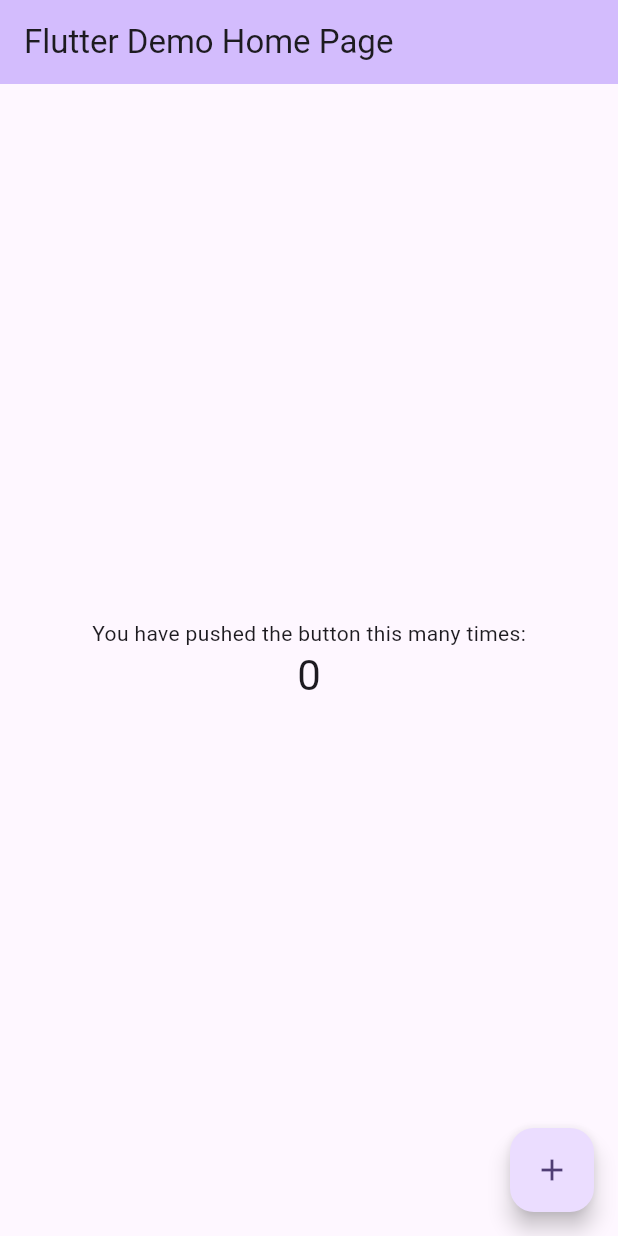
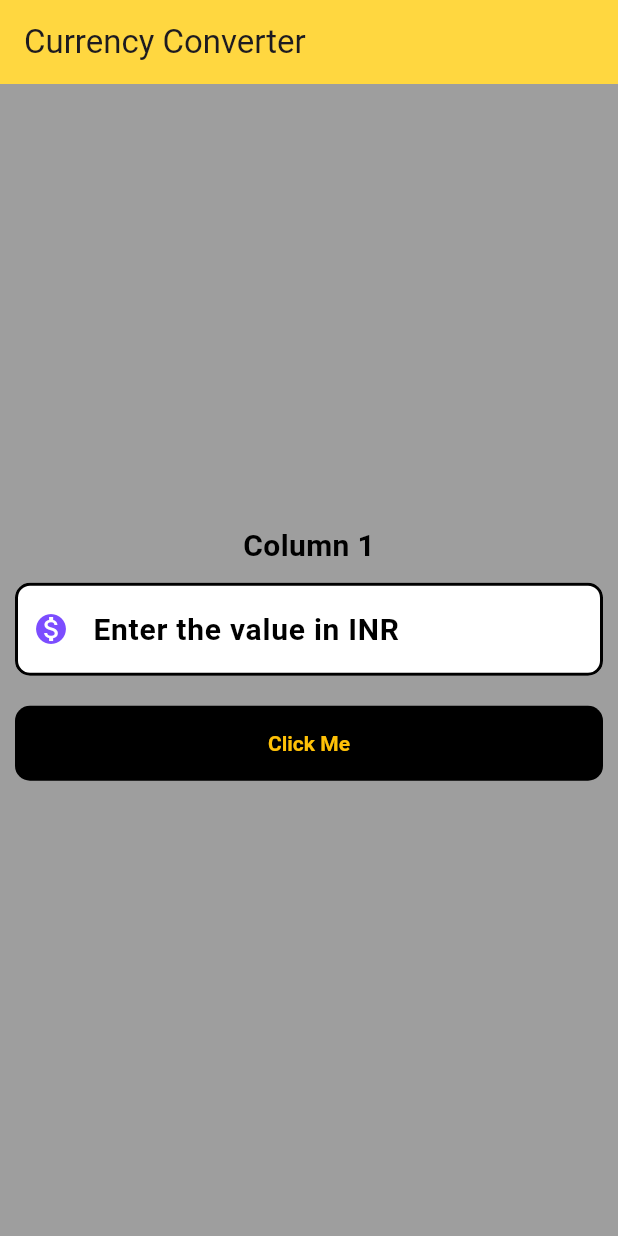
Before and after one commit to Fayaz-shaik/flutter-work, a Flutter app: the screen it shows after launch, on a phone screen of 412 x 824 dp. Run offline on Flutter 3.47's test engine with Material 3 defaults, Android fonts, the phone set to English and light mode, and no system bars.

Commit message:
update#1 currency-converter-app

```diff
--- /dev/null
+++ b/currency_converter_app/lib/base.dart
@@ -0,0 +1,95 @@
+import 'package:flutter/material.dart';
+
+class base extends StatelessWidget {
+  base({super.key});
+  @override
+  Widget build(BuildContext buildContext) {
+    return MaterialApp(
+      home: Scaffold(
+        appBar: AppBar(
+          title: const Text("Currency Converter"),
+          backgroundColor: Colors.amberAccent,
+        ),
+        body: ColoredBox(
+          color: Colors.grey,
+          child: Column(
+            mainAxisAlignment: MainAxisAlignment.center,
+            crossAxisAlignment: CrossAxisAlignment.center,
+            children: [
+              const Text(
+                "Column 1",
+                style: TextStyle(
+                  color: Colors.black,
+                  fontWeight: FontWeight.bold,
+                  fontSize: 20,
+                ),
+              ),
+              Container(
+                padding: const EdgeInsets.all(10),
+                child: const TextField(
+                  style: TextStyle(
+                    color: Colors.black,
+                    fontWeight: FontWeight.bold,
+                    fontSize: 20,
+                  ),
+                  decoration: InputDecoration(
+                    filled: true,
+                    fillColor: Colors.white,
+                    prefixIcon: Icon(Icons.monetization_on_sharp),
+                    prefixIconColor: Colors.deepPurpleAccent,
+                    hintText: "Enter the value in INR",
+                    hintStyle: TextStyle(
+                      color: Colors.black,
+                      fontWeight: FontWeight.bold,
+                      fontSize: 20,
+                    ),
+                    focusedBorder: OutlineInputBorder(
+                      borderRadius: BorderRadius.all(Radius.circular(10)),
+                      borderSide: BorderSide(
+                        color: Colors.black, // Change color based on focus
+                        width: 2.0,
+                        style: BorderStyle.solid,
+                      ),
+                    ),
+                    enabledBorder: OutlineInputBorder(
+                      borderRadius: BorderRadius.all(Radius.circular(10)),
+                      borderSide: BorderSide(
+                        color: Colors.black, // Change color based on focus
+                        width: 2.0,
+                        style: BorderStyle.solid,
+                      ),
+                    ),
+                  ),
+                  keyboardType: TextInputType.numberWithOptions(
+                    decimal: true,
+                  ),
+                ),
+              ),
+              Padding(
+                padding: const EdgeInsets.all(10.0),
+                child: TextButton(
+                  onPressed: () {},
+                  style: TextButton.styleFrom(
+                    backgroundColor: Colors.black,
+                    foregroundColor: Colors.amber,
+                    minimumSize: const Size(double.infinity, 50),
+                    textStyle: const TextStyle(
+                      fontWeight: FontWeight.bold,
+                      backgroundColor: Colors.black,
+                    ),
+                    shape: const RoundedRectangleBorder(
+                      borderRadius: BorderRadius.all(
+                        Radius.circular(10),
+                      ),
+                    ),
+                  ),
+                  child: const Text("Click Me"),
+                ),
+              ),
+            ],
+          ),
+        ),
+      ),
+    );
+  }
+}
--- a/currency_converter_app/lib/main.dart
+++ b/currency_converter_app/lib/main.dart
@@ -1,125 +1,7 @@
+import 'package:currency_converter_app/base.dart';
 import 'package:flutter/material.dart';
 
 void main() {
-  runApp(const MyApp());
+  var app = base();
+  runApp(app);
 }
-
-class MyApp extends StatelessWidget {
-  const MyApp({super.key});
-
-  // This widget is the root of your application.
-  @override
-  Widget build(BuildContext context) {
-    return MaterialApp(
-      title: 'Flutter Demo',
-      theme: ThemeData(
-        // This is the theme of your application.
-        //
-        // TRY THIS: Try running your application with "flutter run". You'll see
-        // the application has a purple toolbar. Then, without quitting the app,
-        // try changing the seedColor in the colorScheme below to Colors.green
-        // and then invoke "hot reload" (save your changes or press the "hot
-        // reload" button in a Flutter-supported IDE, or press "r" if you used
-        // the command line to start the app).
-        //
-        // Notice that the counter didn't reset back to zero; the application
-        // state is not lost during the reload. To reset the state, use hot
-        // restart instead.
-        //
-        // This works for code too, not just values: Most code changes can be
-        // tested with just a hot reload.
-        colorScheme: ColorScheme.fromSeed(seedColor: Colors.deepPurple),
-        useMaterial3: true,
-      ),
-      home: const MyHomePage(title: 'Flutter Demo Home Page'),
-    );
-  }
-}
-
-class MyHomePage extends StatefulWidget {
-  const MyHomePage({super.key, required this.title});
-
-  // This widget is the home page of your application. It is stateful, meaning
-  // that it has a State object (defined below) that contains fields that affect
-  // how it looks.
-
-  // This class is the configuration for the state. It holds the values (in this
-  // case the title) provided by the parent (in this case the App widget) and
-  // used by the build method of the State. Fields in a Widget subclass are
-  // always marked "final".
-
-  final String title;
-
-  @override
-  State<MyHomePage> createState() => _MyHomePageState();
-}
-
-class _MyHomePageState extends State<MyHomePage> {
-  int _counter = 0;
-
-  void _incrementCounter() {
-    setState(() {
-      // This call to setState tells the Flutter framework that something has
-      // changed in this State, which causes it to rerun the build method below
-      // so that the display can reflect the updated values. If we changed
-      // _counter without calling setState(), then the build method would not be
-      // called again, and so nothing would appear to happen.
-      _counter++;
-    });
-  }
-
-  @override
-  Widget build(BuildContext context) {
-    // This method is rerun every time setState is called, for instance as done
-    // by the _incrementCounter method above.
-    //
-    // The Flutter framework has been optimized to make rerunning build methods
-    // fast, so that you can just rebuild anything that needs updating rather
-    // than having to individually change instances of widgets.
-    return Scaffold(
-      appBar: AppBar(
-        // TRY THIS: Try changing the color here to a specific color (to
-        // Colors.amber, perhaps?) and trigger a hot reload to see the AppBar
-        // change color while the other colors stay the same.
-        backgroundColor: Theme.of(context).colorScheme.inversePrimary,
-        // Here we take the value from the MyHomePage object that was created by
-        // the App.build method, and use it to set our appbar title.
-        title: Text(widget.title),
-      ),
-      body: Center(
-        // Center is a layout widget. It takes a single child and positions it
-        // in the middle of the parent.
-        child: Column(
-          // Column is also a layout widget. It takes a list of children and
-          // arranges them vertically. By default, it sizes itself to fit its
-          // children horizontally, and tries to be as tall as its parent.
-          //
-          // Column has various properties to control how it sizes itself and
-          // how it positions its children. Here we use mainAxisAlignment to
-          // center the children vertically; the main axis here is the vertical
-          // axis because Columns are vertical (the cross axis would be
-          // horizontal).
-          //
-          // TRY THIS: Invoke "debug painting" (choose the "Toggle Debug Paint"
-          // action in the IDE, or press "p" in the console), to see the
-          // wireframe for each widget.
-          mainAxisAlignment: MainAxisAlignment.center,
-          children: <Widget>[
-            const Text(
-              'You have pushed the button this many times:',
-            ),
-            Text(
-              '$_counter',
-              style: Theme.of(context).textTheme.headlineMedium,
-            ),
-          ],
-        ),
-      ),
-      floatingActionButton: FloatingActionButton(
-        onPressed: _incrementCounter,
-        tooltip: 'Increment',
-        child: const Icon(Icons.add),
-      ), // This trailing comma makes auto-formatting nicer for build methods.
-    );
-  }
-}
```
